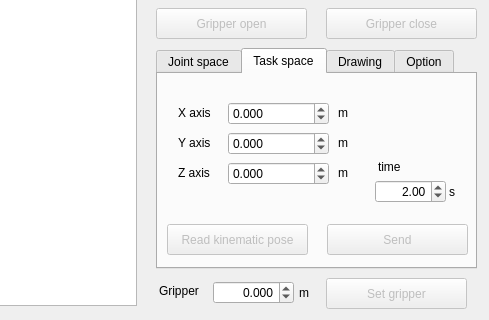
Before: the Qt Designer form open_manipulator_control_gui/ui/main_window.ui in ROBOTIS-GIT/open_manipulator, drawn with Qt 5; both pictures show x 304 to 793 and y 284 to 604 of the 793 by 604 pixel window.
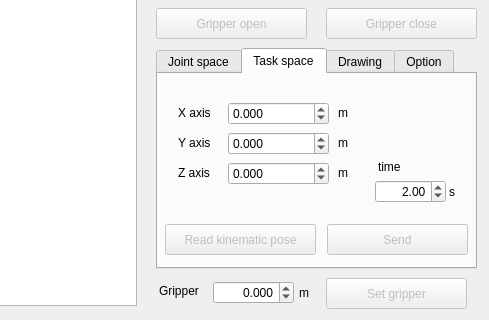
After: the same form once the commit is applied. The open tabs and pages were chosen to show the change. Icons and pictures are not drawn.

```diff
--- a/open_manipulator_control_gui/ui/main_window.ui
+++ b/open_manipulator_control_gui/ui/main_window.ui
@@ -903,9 +903,9 @@
       </property>
       <property name="geometry">
        <rect>
-        <x>9</x>
+        <x>7</x>
         <y>150</y>
-        <width>141</width>
+        <width>151</width>
         <height>31</height>
        </rect>
       </property>
```
Left out of the diff: 8 changed lines with no effect on the pictures.
